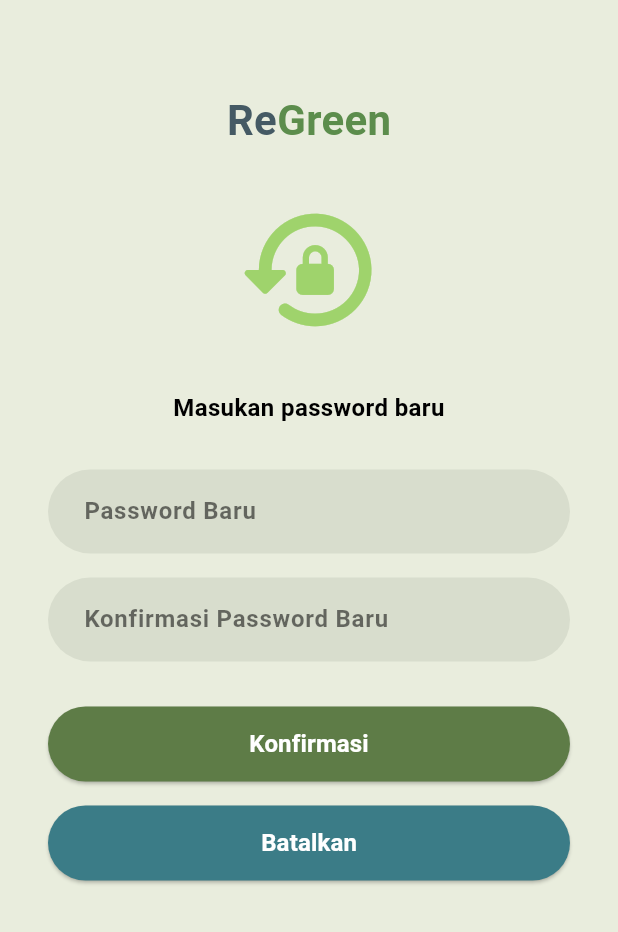
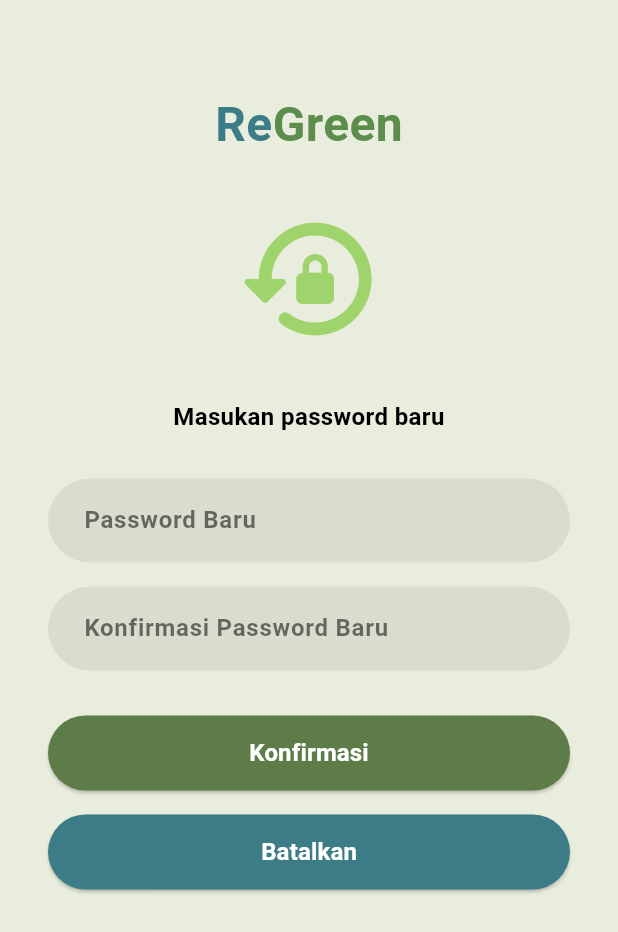
Before and after one commit to EdselSpth/ReGreen, a Flutter app: the ResetPasswordMain screen opened directly, on a phone screen of 412 x 824 dp. Shown: the top 932 px of the screen. Run offline on Flutter 3.47's test engine with Material 3 defaults, Android fonts, the phone set to English and light mode, and no system bars.

Commit message:
fix: [GAR] perbaikan tampilan halaman verifikasi kode dan reset password

```diff
--- a/lib/forgetpassword/resetpasswordmain.dart
+++ b/lib/forgetpassword/resetpasswordmain.dart
@@ -23,15 +23,15 @@ class ResetPasswordMain extends StatelessWidget {
                     TextSpan(
                       text: 'Re',
                       style: TextStyle(
-                        fontSize: 28,
+                        fontSize: 32,
                         fontWeight: FontWeight.bold,
-                        color: Colors.blueGrey[700],
+                        color: Color(0xFF3B7C87),
                       ),
                     ),
                     const TextSpan(
                       text: 'Green',
                       style: TextStyle(
-                        fontSize: 28,
+                        fontSize: 32,
                         fontWeight: FontWeight.bold,
                         color: Color(0xFF5C8D4C),
                       ),
```
